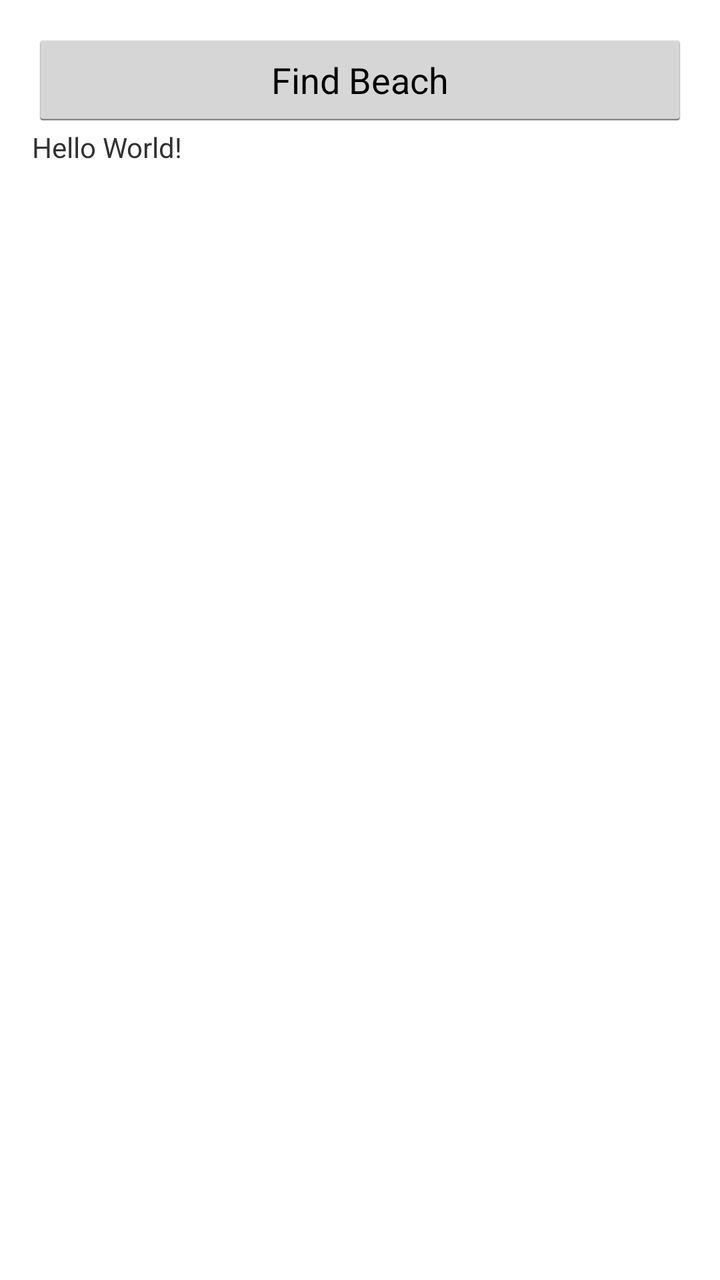
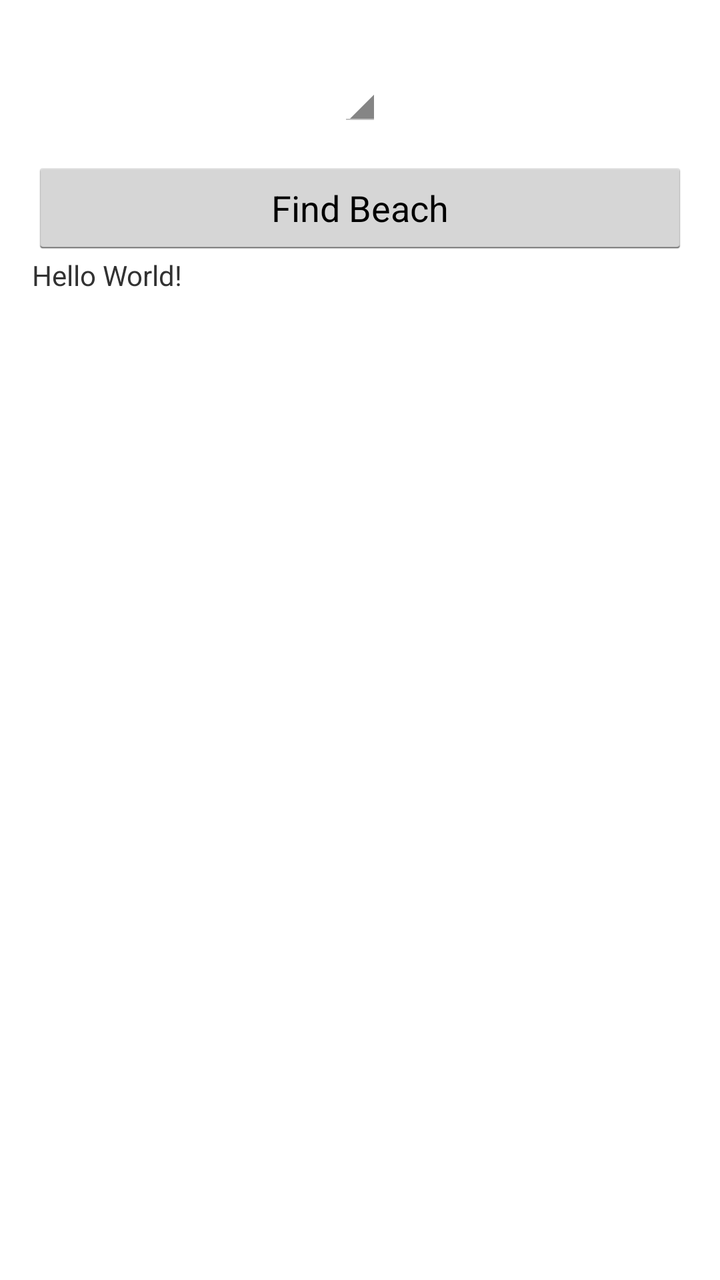

Screens rendered from an Android XML layout before and after an edit, with the pre-edit source and the edit as a unified diff.
<!-- AndroidManifest.xml: application theme AppTheme -->
<!-- res/layout/activity_find_beach.xml -->
<?xml version="1.0" encoding="utf-8"?>
<LinearLayout xmlns:android="http://schemas.android.com/apk/res/android"
    xmlns:app="http://schemas.android.com/apk/res-auto"
    xmlns:tools="http://schemas.android.com/tools"
    android:layout_width="match_parent"
    android:layout_height="match_parent"
    android:padding="16dp"
    android:orientation="vertical"
    tools:context="com.emptyart.tiviveskitesurf.FindBeachActivity">
    <Button
        android:id="@+id/button"
        android:layout_width="match_parent"
        android:layout_height="wrap_content"
        android:text="@string/find_beach_btn"/>
    <TextView
        android:id="@+id/textView"
        android:layout_width="wrap_content"
        android:layout_height="wrap_content"
        android:text="Hello World!" />

</LinearLayout>
<!-- resources referenced by this layout -->
<resources>
  <string name="find_beach_btn">Find Beach</string>
  <style name="AppTheme" parent="android:Theme.Holo.Light.DarkActionBar">
          
      </style>
</resources>

<!-- the commit's change to res/layout/activity_find_beach.xml (unified diff, before → after) -->
@@ -7,6 +7,13 @@
     android:padding="16dp"
     android:orientation="vertical"
     tools:context="com.emptyart.tiviveskitesurf.FindBeachActivity">
+    <Spinner
+        android:id="@+id/beach"
+        android:layout_width="wrap_content"
+        android:layout_height="wrap_content"
+        android:layout_marginTop="40dp"
+        android:layout_gravity="center"
+        android:layout_margin="16dp"/>
     <Button
         android:id="@+id/button"
         android:layout_width="match_parent"
